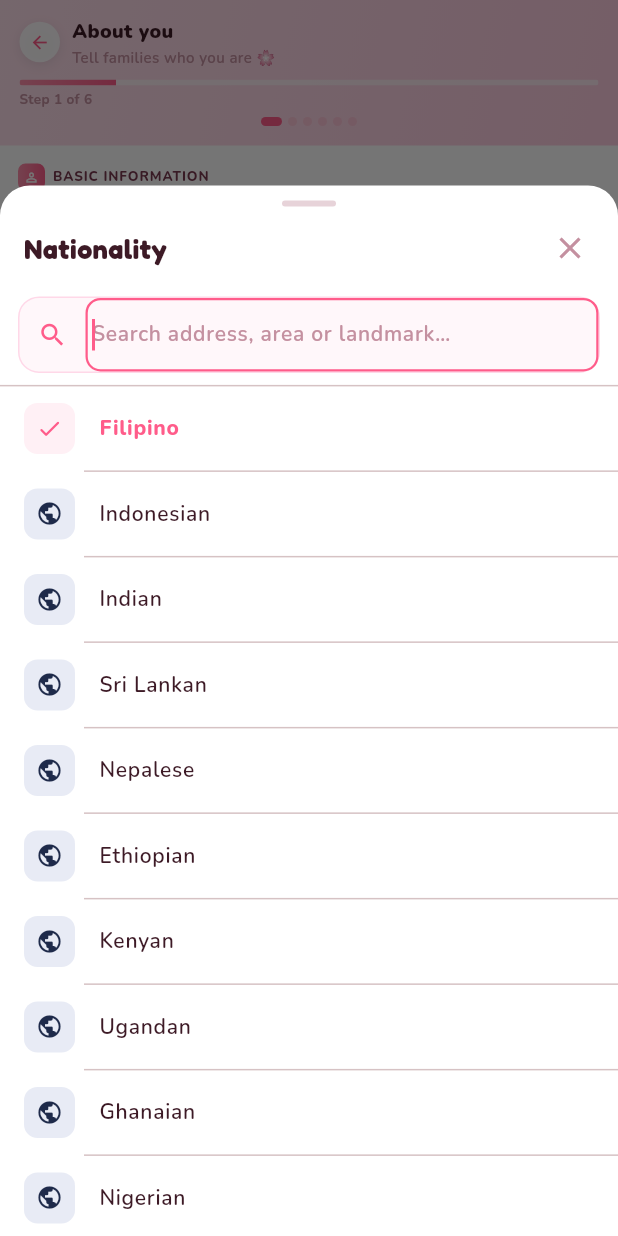
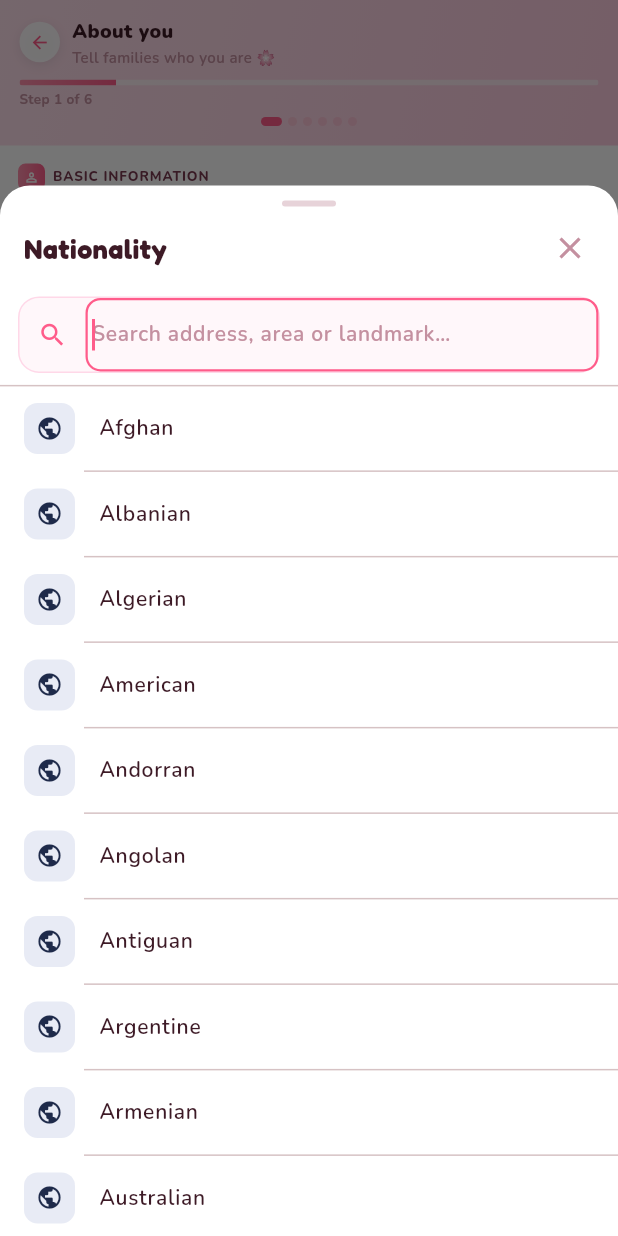
Before and after one commit to WaseemMirzaa/kafi, a Flutter app: the NannyInfoScreen screen opened by its route, after a tap on "Filipino", on a phone screen of 412 x 824 dp. Run offline on Flutter 3.47's test engine with Material 3 defaults, Android fonts, the phone set to English and light mode, and no system bars; our stand-ins replace cloud_firestore, connectivity_plus, file_picker, firebase_auth, firebase_core, firebase_messaging and 9 more; accounts and stored records are empty.

Commit message:
feat(onboarding): full nationalities list, read-only age, themed upload loader
Nanny "About You" polish plus the document-upload loader restyle from the
onboarding review.

- Nationalities: expand the searchable picker from 15 entries to a
  comprehensive alphabetical world list (~180 demonyms) so a nanny of any
  nationality can self-select; 'Other' stays as the catch-all.
- Age field: was an editable text box that only rendered the computed age as a
  grey hint. Now genuinely read-only (new KafiTextField.readOnly) and
  auto-filled from the date of birth via a dedicated ageCtrl kept in sync on
  pick and on profile hydrate — auto-calculate only, no manual input. (Date of
  birth already blocks future/under-18 dates via the picker's lastDate.)
- Document upload loader: the blocking "Uploading…" dialog used a default blue
  spinner and a plain TextStyle. Restyled to the app's design language — rose
  spinner in a soft rose disc, Fredoka title, Nunito hint, themed card.

Co-Authored-By: Claude Opus 4.8 <noreply@anthropic.com>
Claude-Session: https://claude.ai/code/session_01R6HmhD4i7vnEUZZUy5VfRt

```diff
--- a/kafi_app/lib/l10n/app_strings.dart
+++ b/kafi_app/lib/l10n/app_strings.dart
@@ -738,6 +738,7 @@ abstract class AppStrings {
   static const mediaIntroVideo = 'media_intro_video';
   static const mediaVideoReady = 'media_video_ready';
   static const docUploading = 'doc_uploading';
+  static const docUploadingHint = 'doc_uploading_hint';
   static const docUploadFailed = 'doc_upload_failed';
   static const docPickFailed = 'doc_pick_failed';
   static const docTooLarge = 'doc_too_large';
--- a/kafi_app/lib/l10n/locales/ar_ae.dart
+++ b/kafi_app/lib/l10n/locales/ar_ae.dart
@@ -309,6 +309,7 @@ final Map<String, String> arAe = Map<String, String>.from(enUs)
     AppStrings.mediaIntroVideo: 'الفيديو التعريفي',
     AppStrings.mediaVideoReady: 'جاهز للإرسال',
     AppStrings.docUploading: 'جارٍ رفع المستندات…',
+    AppStrings.docUploadingHint: 'قد يستغرق هذا لحظة — يُرجى إبقاء التطبيق مفتوحًا.',
     AppStrings.docUploadFailed: 'فشل الرفع. يرجى التحقق من اتصالك والمحاولة مرة أخرى.',
     AppStrings.docPickFailed: 'تعذّر فتح هذا الملف. يرجى اختيار ملف PDF أو صورة (JPG/PNG).',
     AppStrings.docTooLarge: 'حجم الملف كبير جدًا. يرجى اختيار ملف أقل من 10 ميغابايت.',
--- a/kafi_app/lib/l10n/locales/en_us.dart
+++ b/kafi_app/lib/l10n/locales/en_us.dart
@@ -727,6 +727,7 @@ const Map<String, String> enUs = {
   AppStrings.mediaIntroVideo: 'My intro video',
   AppStrings.mediaVideoReady: 'Ready to submit',
   AppStrings.docUploading: 'Uploading documents…',
+  AppStrings.docUploadingHint: 'This may take a moment — please keep the app open.',
   AppStrings.docUploadFailed: 'Upload failed. Please check your connection and try again.',
   AppStrings.docPickFailed: "Couldn't open that file. Please pick a PDF or image (JPG/PNG).",
   AppStrings.docTooLarge: 'That file is too large. Please choose a file under 10 MB.',
--- a/kafi_app/lib/utils/constants/nanny_constants.dart
+++ b/kafi_app/lib/utils/constants/nanny_constants.dart
@@ -12,10 +12,40 @@ class NannyConstants {
   static const scoreTrainingCert = 7;
   static const scoreLoginBonus = 5;
 
+  /// Comprehensive world nationalities (demonyms), alphabetical so the
+  /// searchable picker finds any entry. 'Other' stays last as a catch-all.
   static const nationalities = [
-    'Filipino', 'Indonesian', 'Indian', 'Sri Lankan', 'Nepalese',
-    'Ethiopian', 'Kenyan', 'Ugandan', 'Ghanaian', 'Nigerian',
-    'Bangladeshi', 'Pakistani', 'Malagasy', 'Zimbabwean', 'Other',
+    'Afghan', 'Albanian', 'Algerian', 'American', 'Andorran', 'Angolan',
+    'Antiguan', 'Argentine', 'Armenian', 'Australian', 'Austrian',
+    'Azerbaijani', 'Bahamian', 'Bahraini', 'Bangladeshi', 'Barbadian',
+    'Belarusian', 'Belgian', 'Belizean', 'Beninese', 'Bhutanese', 'Bolivian',
+    'Bosnian', 'Botswanan', 'Brazilian', 'British', 'Bruneian', 'Bulgarian',
+    'Burkinabe', 'Burmese', 'Burundian', 'Cambodian', 'Cameroonian',
+    'Canadian', 'Cape Verdean', 'Central African', 'Chadian', 'Chilean',
+    'Chinese', 'Colombian', 'Comoran', 'Congolese', 'Costa Rican', 'Croatian',
+    'Cuban', 'Cypriot', 'Czech', 'Danish', 'Djiboutian', 'Dominican', 'Dutch',
+    'East Timorese', 'Ecuadorian', 'Egyptian', 'Emirati', 'Equatorial Guinean',
+    'Eritrean', 'Estonian', 'Ethiopian', 'Fijian', 'Filipino', 'Finnish',
+    'French', 'Gabonese', 'Gambian', 'Georgian', 'German', 'Ghanaian', 'Greek',
+    'Grenadian', 'Guatemalan', 'Guinean', 'Guyanese', 'Haitian', 'Honduran',
+    'Hungarian', 'Icelandic', 'Indian', 'Indonesian', 'Iranian', 'Iraqi',
+    'Irish', 'Israeli', 'Italian', 'Ivorian', 'Jamaican', 'Japanese',
+    'Jordanian', 'Kazakh', 'Kenyan', 'Kuwaiti', 'Kyrgyz', 'Laotian', 'Latvian',
+    'Lebanese', 'Liberian', 'Libyan', 'Lithuanian', 'Luxembourger',
+    'Macedonian', 'Malagasy', 'Malawian', 'Malaysian', 'Maldivian', 'Malian',
+    'Maltese', 'Mauritanian', 'Mauritian', 'Mexican', 'Moldovan', 'Mongolian',
+    'Montenegrin', 'Moroccan', 'Mozambican', 'Namibian', 'Nepalese',
+    'New Zealander', 'Nicaraguan', 'Nigerian', 'Nigerien', 'North Korean',
+    'Norwegian', 'Omani', 'Pakistani', 'Palestinian', 'Panamanian',
+    'Papua New Guinean', 'Paraguayan', 'Peruvian', 'Polish', 'Portuguese',
+    'Qatari', 'Romanian', 'Russian', 'Rwandan', 'Salvadoran', 'Samoan',
+    'Saudi', 'Senegalese', 'Serbian', 'Seychellois', 'Sierra Leonean',
+    'Singaporean', 'Slovak', 'Slovenian', 'Somali', 'South African',
+    'South Korean', 'South Sudanese', 'Spanish', 'Sri Lankan', 'Sudanese',
+    'Surinamese', 'Swazi', 'Swedish', 'Swiss', 'Syrian', 'Taiwanese', 'Tajik',
+    'Tanzanian', 'Thai', 'Togolese', 'Tongan', 'Trinidadian', 'Tunisian',
+    'Turkish', 'Turkmen', 'Ugandan', 'Ukrainian', 'Uruguayan', 'Uzbek',
+    'Venezuelan', 'Vietnamese', 'Yemeni', 'Zambian', 'Zimbabwean', 'Other',
   ];
 
   static const languages = [
--- a/kafi_app/lib/views/nanny/nanny_info_screen.dart
+++ b/kafi_app/lib/views/nanny/nanny_info_screen.dart
@@ -146,10 +146,13 @@ class NannyInfoScreen extends GetView<NannyProfileController> {
           ),
           const SizedBox(width: 6),
           Expanded(
-            child: Obx(() {
-              final age = controller.age;
-              return KafiTextField(label: AppStrings.fldAge.tr, hint: age == null ? '—' : '$age years old');
-            }),
+            // Auto-calculated from date of birth — read-only, never typed into.
+            child: KafiTextField(
+              label: AppStrings.fldAge.tr,
+              controller: controller.ageCtrl,
+              readOnly: true,
+              hint: '—',
+            ),
           ),
         ]),
         Obx(() => Padding(
--- a/kafi_app/lib/views/widgets/kafi_text_field.dart
+++ b/kafi_app/lib/views/widgets/kafi_text_field.dart
@@ -12,6 +12,7 @@ class KafiTextField extends StatelessWidget {
     this.keyboardType,
     this.purple = false,
     this.onChanged,
+    this.readOnly = false,
   });
 
   final String label;
@@ -22,6 +23,10 @@ class KafiTextField extends StatelessWidget {
   final TextInputType? keyboardType;
   final bool purple;
   final ValueChanged<String>? onChanged;
+
+  /// Non-editable display field (e.g. auto-calculated age). Still shows its
+  /// controller text / hint, but the keyboard never opens and input is blocked.
+  final bool readOnly;
 
   @override
   Widget build(BuildContext context) {
@@ -40,6 +45,7 @@ class KafiTextField extends StatelessWidget {
             maxLength: maxLength,
             keyboardType: keyboardType,
             onChanged: onChanged,
+            readOnly: readOnly,
             style: KafiTheme.nunito(11, color: KafiColors.td),
             decoration: InputDecoration(
               hintText: hint,
```
Also changed, not shown: kafi_app/lib/controllers/nanny_profile_controller.dart (+44 -5 lines).
